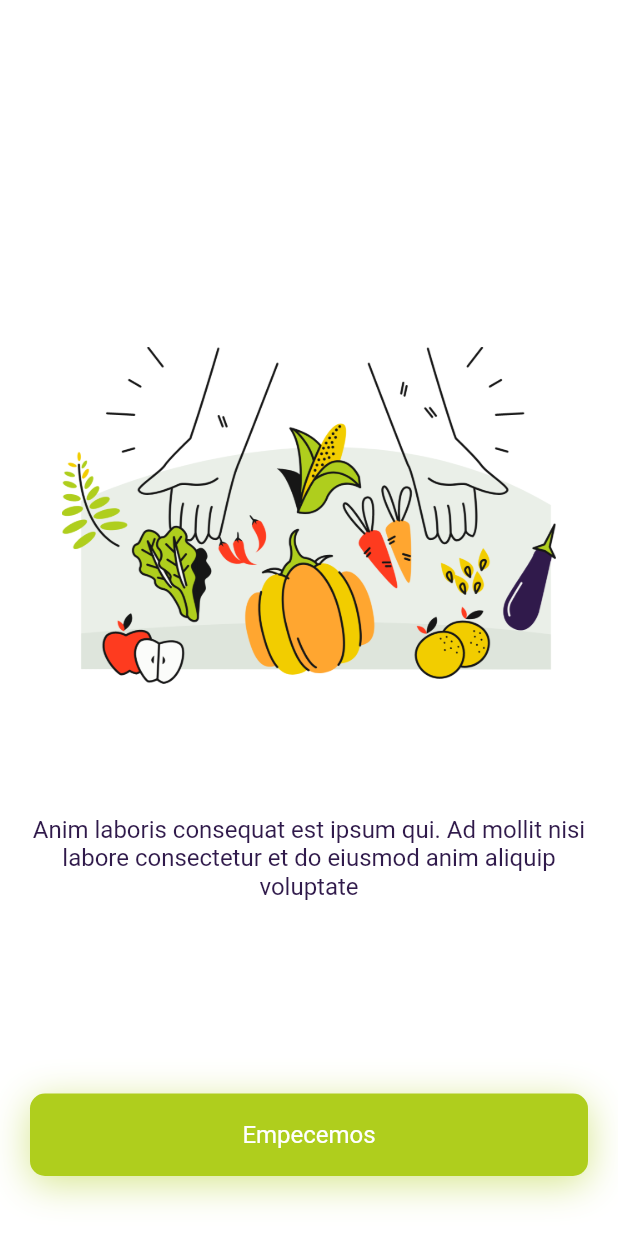
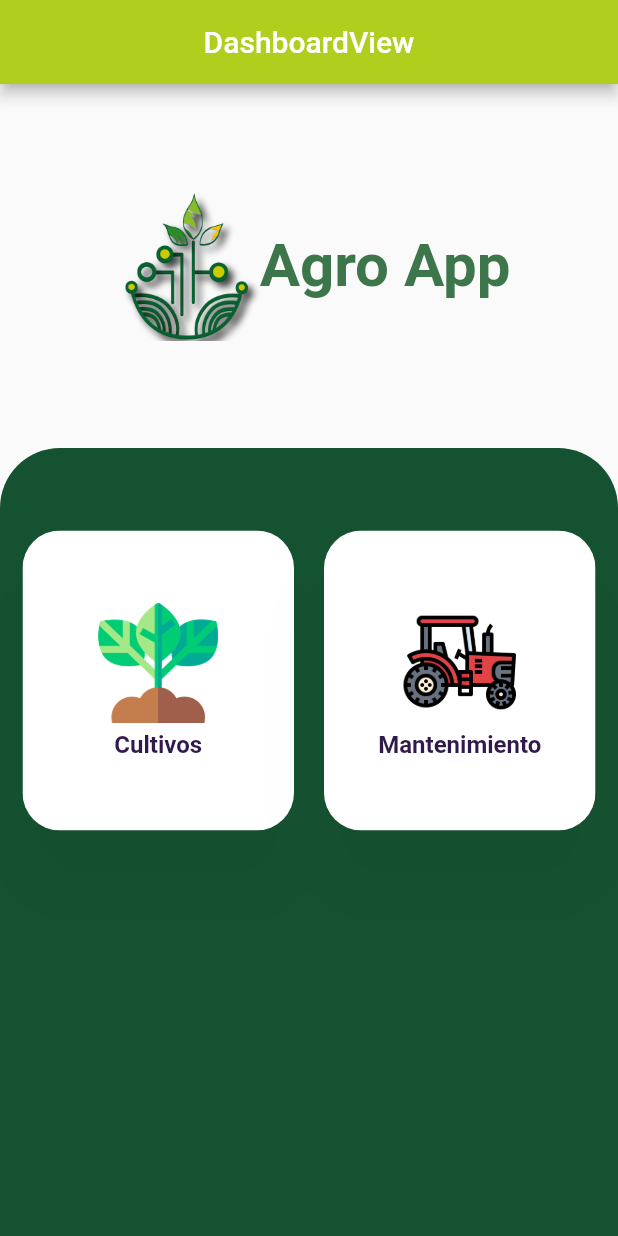
Before and after one commit to InmortalRegis/agro_app, a Flutter app: the screen it shows after launch, on a phone screen of 412 x 824 dp. Run offline on Flutter 3.47's test engine with Material 2 defaults, Android fonts, the phone set to English and light mode, and no system bars; our stand-ins replace get, styled_widget.

Commit message:
💄 (dashboard): dashboard view

```diff
--- /dev/null
+++ b/lib/app/modules/dashboard/bindings/dashboard_binding.dart
@@ -0,0 +1,12 @@
+import 'package:get/get.dart';
+
+import '../controllers/dashboard_controller.dart';
+
+class DashboardBinding extends Bindings {
+  @override
+  void dependencies() {
+    Get.lazyPut<DashboardController>(
+      () => DashboardController(),
+    );
+  }
+}
--- /dev/null
+++ b/lib/app/modules/dashboard/controllers/dashboard_controller.dart
@@ -0,0 +1,20 @@
+import 'package:get/get.dart';
+
+class DashboardController extends GetxController {
+  //TODO: Implement DashboardController
+
+  final count = 0.obs;
+  @override
+  void onInit() {
+    super.onInit();
+  }
+
+  @override
+  void onReady() {
+    super.onReady();
+  }
+
+  @override
+  void onClose() {}
+  void increment() => count.value++;
+}
--- /dev/null
+++ b/lib/app/modules/dashboard/views/dashboard_view.dart
@@ -0,0 +1,163 @@
+import 'package:agro_app/app/core/utils/helpers.dart';
+import 'package:agro_app/app/core/values/app_colors.dart';
+import 'package:flutter/material.dart';
+
+import 'package:get/get.dart';
+import 'package:styled_widget/styled_widget.dart';
+
+import '../controllers/dashboard_controller.dart';
+
+class DashboardView extends GetView<DashboardController> {
+  @override
+  Widget build(BuildContext context) {
+    final _size = MediaQuery.of(context).size;
+    return Scaffold(
+      appBar: AppBar(
+        title: Text('DashboardView'),
+        backgroundColor: AppColors.kPrimaryColor,
+        centerTitle: true,
+      ),
+      body: Column(
+        children: [
+          Expanded(
+            flex: 1,
+            child: Container(
+              // height: _size.height * 0.6,
+              child: Padding(
+                padding: const EdgeInsets.all(20.0),
+                child: Center(
+                  child: Row(
+                    mainAxisAlignment: MainAxisAlignment.center,
+                    children: [
+                      Image(
+                        height: 100.0,
+                        // width: MediaQuery.of(context).size.width * 0.8,
+                        image: AssetImage(
+                          path(
+                            'img/logos/logo.png',
+                          ),
+                        ),
+                      ),
+                      Text(
+                        'Agro App',
+                        style: TextStyle(
+                          fontSize: 40.0,
+                          fontWeight: FontWeight.bold,
+                          color: AppColors.goblin,
+                        ),
+                      )
+                    ],
+                  ),
+                ),
+              ),
+            ),
+          ),
+          Container(
+            height: 40,
+            decoration: BoxDecoration(
+              color: AppColors.parsley,
+              borderRadius: BorderRadius.only(
+                topRight: Radius.circular(100.0),
+                topLeft: Radius.circular(100.0),
+              ),
+            ),
+          ),
+          Expanded(
+            flex: 2,
+            child: Container(
+              padding: EdgeInsets.all(5.0),
+              color: AppColors.parsley,
+              child: Row(
+                crossAxisAlignment: CrossAxisAlignment.start,
+                children: [
+                  Expanded(
+                    child: MenuItemCard(
+                      title: 'Cultivos',
+                      iconImage: path(
+                        'img/icons/sprout.png',
+                      ),
+                    ),
+                  ),
+                  Expanded(
+                    child: MenuItemCard(
+                      title: 'Mantenimiento',
+                      iconImage: path(
+                        'img/icons/tractor.png',
+                      ),
+                    ),
+                  ),
+                ],
+              ),
+            ),
+          ),
+        ],
+      ),
+    );
+  }
+}
+
+class MenuItemCard extends StatefulWidget {
+  final String iconImage;
+  final String title;
+  MenuItemCard({
+    Key? key,
+    required this.iconImage,
+    required this.title,
+  }) : super(key: key);
+  @override
+  State<MenuItemCard> createState() => _MenuItemCardState();
+}
+
+class _MenuItemCardState extends State<MenuItemCard> {
+  bool pressed = false;
+
+  @override
+  Widget build(BuildContext context) {
+    final menuItem = ({Widget? child}) => Styled.widget(child: child)
+        .alignment(Alignment.center)
+        .borderRadius(all: 15)
+        .ripple()
+        .backgroundColor(Colors.white, animate: true)
+        .clipRRect(all: 25) // clip ripple
+        .borderRadius(all: 25, animate: true)
+        .elevation(
+          pressed ? 0 : 20,
+          borderRadius: BorderRadius.circular(25),
+          shadowColor: Color(0x30000000),
+        ) // shadow borderRadius
+        .constrained(height: 200)
+        .padding(all: 10)
+        .gestures(
+          onTapChange: (tapStatus) => setState(() => pressed = tapStatus),
+          onTapDown: (details) => print('tapDown'),
+          onTap: () => print('onTap'),
+        )
+        .scale(all: pressed ? 0.95 : 1.0, animate: true)
+        .animate(Duration(milliseconds: 150), Curves.easeOut);
+    return menuItem(
+      child: Column(
+        mainAxisAlignment: MainAxisAlignment.center,
+        children: [
+          Image(
+            height: 80.0,
+            width: 80.0,
+            image: AssetImage(
+              widget.iconImage,
+            ),
+          ),
+          SizedBox(
+            height: 5.0,
+          ),
+          Text(
+            widget.title,
+            style: TextStyle(
+              fontSize: 16.0,
+              fontWeight: FontWeight.bold,
+              color: AppColors.valhalla,
+            ),
+          ),
+        ],
+      ),
+    );
+  }
+}
--- a/lib/app/modules/onboard/views/onboard_view.dart
+++ b/lib/app/modules/onboard/views/onboard_view.dart
@@ -28,7 +28,7 @@ class OnboardView extends GetView<OnboardController> {
                   children: [
                     Image(
                       height: 400.0,
-                      width: MediaQuery.of(context).size.width * 0.8,
+                      width: _size.width * 0.8,
                       image: AssetImage(
                         path(
                           controller.images[i],
--- a/lib/app/routes/app_pages.dart
+++ b/lib/app/routes/app_pages.dart
@@ -1,5 +1,7 @@
 import 'package:get/get.dart';
 
+import 'package:agro_app/app/modules/dashboard/bindings/dashboard_binding.dart';
+import 'package:agro_app/app/modules/dashboard/views/dashboard_view.dart';
 import 'package:agro_app/app/modules/home/bindings/home_binding.dart';
 import 'package:agro_app/app/modules/home/views/home_view.dart';
 import 'package:agro_app/app/modules/onboard/bindings/onboard_binding.dart';
@@ -10,7 +12,7 @@ part 'app_routes.dart';
 class AppPages {
   AppPages._();
 
-  static const INITIAL = Routes.ONBOARD;
+  static const INITIAL = Routes.DASHBOARD;
 
   static final routes = [
     GetPage(
@@ -23,5 +25,10 @@ class AppPages {
       page: () => OnboardView(),
       binding: OnboardBinding(),
     ),
+    GetPage(
+      name: _Paths.DASHBOARD,
+      page: () => DashboardView(),
+      binding: DashboardBinding(),
+    ),
   ];
 }
--- a/lib/app/routes/app_routes.dart
+++ b/lib/app/routes/app_routes.dart
@@ -6,9 +6,11 @@ abstract class Routes {
 
   static const HOME = _Paths.HOME;
   static const ONBOARD = _Paths.ONBOARD;
+  static const DASHBOARD = _Paths.DASHBOARD;
 }
 
 abstract class _Paths {
   static const HOME = '/home';
   static const ONBOARD = '/onboard';
+  static const DASHBOARD = '/dashboard';
 }
--- a/pubspec.yaml
+++ b/pubspec.yaml
@@ -20,5 +20,8 @@ dev_dependencies:
 
 flutter:
   assets:
+    - assets/img/logos/
     - assets/img/splash/
+    - assets/img/icons/
+
   uses-material-design: true
```
Also changed, not shown: assets/img/icons/sprout.png (added), assets/img/icons/tractor.png (added), assets/img/logos/logo.png (added).
